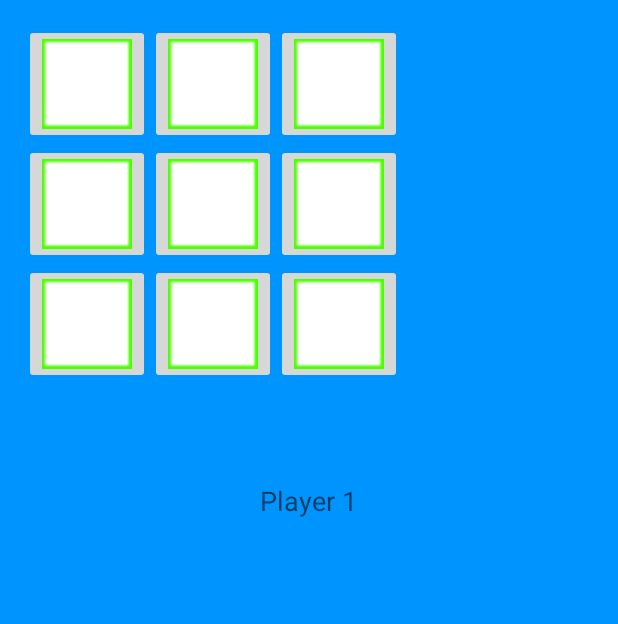
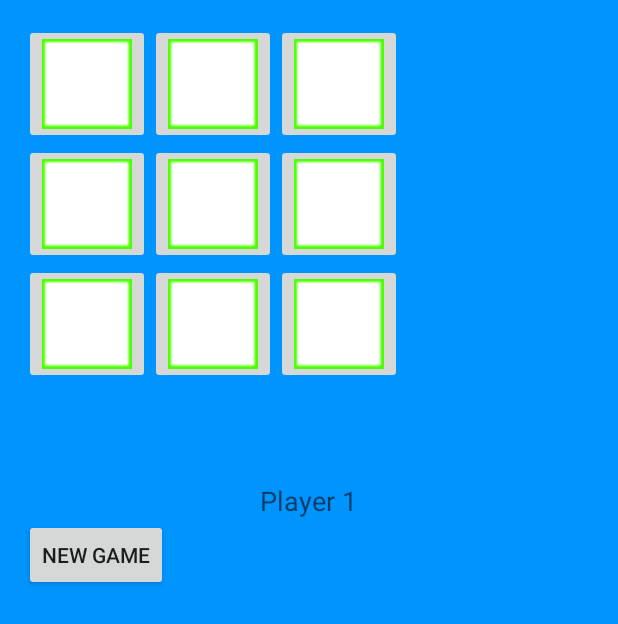
Before and after one commit to JohnnySC/Android, an Android app: the screen it shows after launch (MainActivity), on a phone screen of 412 x 824 dp. Shown: the top 624 px of the screen. Run offline under Robolectric (Android 15) with nearby library versions, the phone set to English and light mode, and no system bars.

Commit message:
Added a button to start a new game

```diff
--- a/TicTacToeGame/app/src/main/res/layout/activity_main.xml
+++ b/TicTacToeGame/app/src/main/res/layout/activity_main.xml
@@ -100,4 +100,14 @@
         android:layout_centerHorizontal="true"
         android:layout_marginTop="65dp" />
 
+    <Button
+        style="?android:attr/buttonStyleSmall"
+        android:layout_width="wrap_content"
+        android:layout_height="wrap_content"
+        android:text="New Game"
+        android:id="@+id/button"
+        android:layout_below="@+id/textView"
+        android:layout_alignParentLeft="true"
+        android:layout_alignParentStart="true" />
+
 </RelativeLayout>
```
